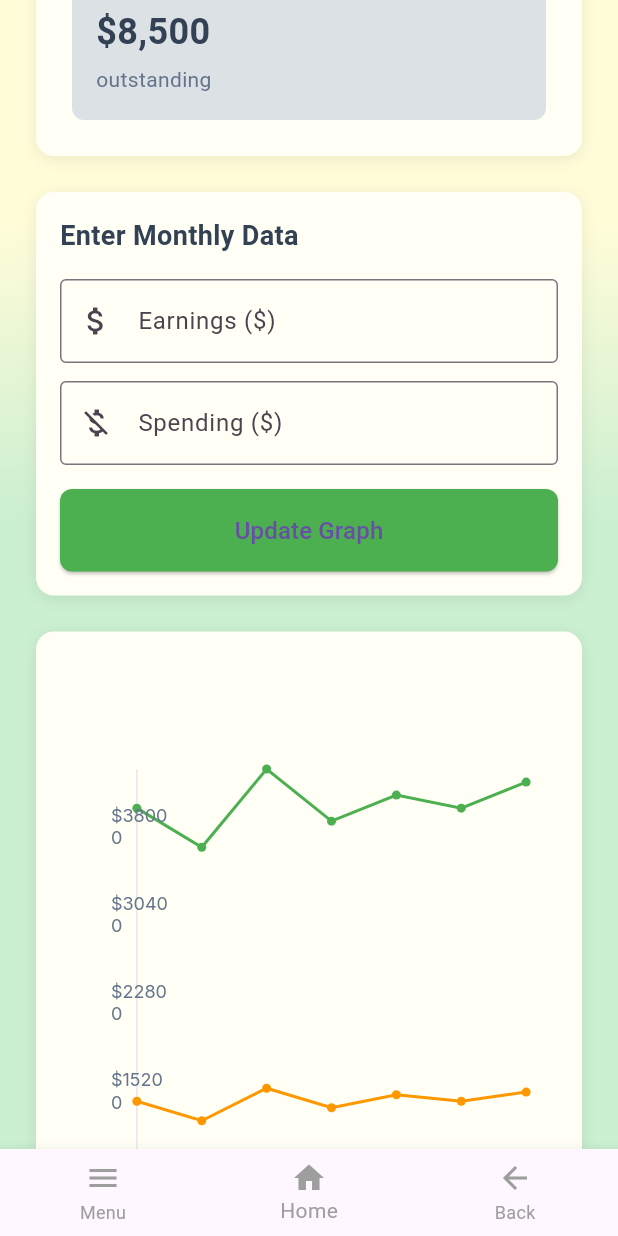
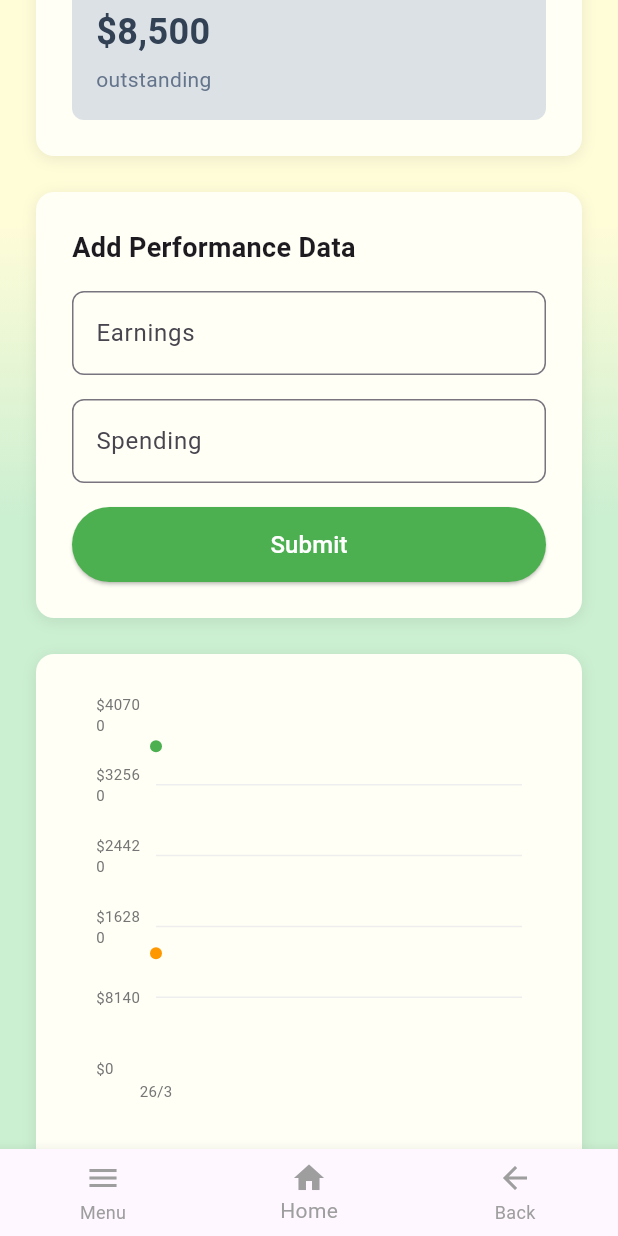
Before and after one commit to lingyuqian0301/farmplus, a Flutter app: the FarmPerformanceOverview screen opened by its route, scrolled down 576 dp, on a phone screen of 412 x 824 dp. Run offline on Flutter 3.47's test engine with Material 3 defaults, Android fonts, the phone set to English and light mode, and no system bars; drawn by our look-alikes of fl_chart; our stand-ins replace flutter_svg, google_fonts, image_picker.

Commit message:
modify the line chart in dashboard

```diff
--- a/lib/screens/farmer_dashboard_screen/data_input_form.dart
+++ b/lib/screens/farmer_dashboard_screen/data_input_form.dart
@@ -1,8 +1,8 @@
 import 'package:flutter/material.dart';
 import 'package:flutter/services.dart';
 
-class DataInputForm extends StatelessWidget {
-  final Function(double earnings, double spending) onDataSubmitted;
+class DataInputForm extends StatefulWidget {
+  final Function(double, double) onDataSubmitted;
   final TextEditingController earningsController;
   final TextEditingController spendingController;
 
@@ -14,11 +14,16 @@ class DataInputForm extends StatelessWidget {
   }) : super(key: key);
 
   @override
+  State<DataInputForm> createState() => _DataInputFormState();
+}
+
+class _DataInputFormState extends State<DataInputForm> {
+  final _formKey = GlobalKey<FormState>();
+
+  @override
   Widget build(BuildContext context) {
-    return Material(  // Add this Material widget
-      color: Colors.transparent,  // Make it transparent to keep your original styling
-      child: Container(
-        padding: const EdgeInsets.all(16),
+    return Container(
+      padding: const EdgeInsets.all(24),
       decoration: BoxDecoration(
         color: const Color(0xFFFFFFF6),
         borderRadius: BorderRadius.circular(12),
@@ -30,62 +35,72 @@ class DataInputForm extends StatelessWidget {
           ),
         ],
       ),
+      child: Form(
+        key: _formKey,
         child: Column(
           crossAxisAlignment: CrossAxisAlignment.start,
           children: [
             const Text(
-              'Enter Monthly Data',
+              'Add Performance Data',
               style: TextStyle(
                 fontSize: 18,
-                fontWeight: FontWeight.w600,
-                color: Color(0xFF334155),
+                fontWeight: FontWeight.bold,
               ),
             ),
             const SizedBox(height: 16),
-            TextField(
-              controller: earningsController,
-              decoration: const InputDecoration(
-                labelText: 'Earnings (\$)',
-                border: OutlineInputBorder(),
-                prefixIcon: Icon(Icons.attach_money),
-              ),
-              keyboardType: const TextInputType.numberWithOptions(decimal: true),
-              inputFormatters: [
-                FilteringTextInputFormatter.allow(RegExp(r'^\d+\.?\d{0,2}')),
-              ],
-            ),
-            const SizedBox(height: 12),
-            TextField(
-              controller: spendingController,
-              decoration: const InputDecoration(
-                labelText: 'Spending (\$)',
-                border: OutlineInputBorder(),
-                prefixIcon: Icon(Icons.money_off),
-              ),
-              keyboardType: const TextInputType.numberWithOptions(decimal: true),
-              inputFormatters: [
-                FilteringTextInputFormatter.allow(RegExp(r'^\d+\.?\d{0,2}')),
-              ],
-            ),
-            const SizedBox(height: 16),
-            SizedBox(
-              width: double.infinity,
-              child: ElevatedButton(
-                onPressed: () {
-                  final earnings = double.tryParse(earningsController.text) ?? 0;
-                  final spending = double.tryParse(spendingController.text) ?? 0;
-                  onDataSubmitted(earnings, spending);
-                },
-                style: ElevatedButton.styleFrom(
-                  backgroundColor: const Color(0xFF4CAF50),
-                  padding: const EdgeInsets.symmetric(vertical: 16),
-                  shape: RoundedRectangleBorder(
+            TextFormField(
+              controller: widget.earningsController,
+              decoration: InputDecoration(
+                labelText: 'Earnings',
+                prefixText: '\$',
+                border: OutlineInputBorder(
                   borderRadius: BorderRadius.circular(8),
                 ),
               ),
+              keyboardType: TextInputType.number,
+              inputFormatters: [
+                FilteringTextInputFormatter.digitsOnly,
+              ],
+              validator: (value) {
+                if (value == null || value.isEmpty) {
+                  return 'Please enter earnings';
+                }
+                return null;
+              },
+            ),
+            const SizedBox(height: 16),
+            TextFormField(
+              controller: widget.spendingController,
+              decoration: InputDecoration(
+                labelText: 'Spending',
+                prefixText: '\$',
+                border: OutlineInputBorder(
+                  borderRadius: BorderRadius.circular(8),
+                ),
+              ),
+              keyboardType: TextInputType.number,
+              inputFormatters: [
+                FilteringTextInputFormatter.digitsOnly,
+              ],
+              validator: (value) {
+                if (value == null || value.isEmpty) {
+                  return 'Please enter spending';
+                }
+                return null;
+              },
+            ),
+            const SizedBox(height: 16),
+            ElevatedButton(
+              onPressed: _submitData,
+              style: ElevatedButton.styleFrom(
+                minimumSize: const Size(double.infinity, 50),
+                backgroundColor: const Color(0xFF4CAF50),
+              ),
               child: const Text(
-                  'Update Graph',
-                  style: TextStyle(fontSize: 16),
+                'Submit',
+                style: TextStyle(
+                  color: Colors.white,
+                  fontSize: 16,
                 ),
               ),
             ),
@@ -94,4 +109,17 @@ class DataInputForm extends StatelessWidget {
       ),
     );
   }
+
+  void _submitData() {
+    if (_formKey.currentState!.validate()) {
+      final earnings = double.parse(widget.earningsController.text);
+      final spending = double.parse(widget.spendingController.text);
+
+      widget.onDataSubmitted(earnings, spending);
+
+      // Clear the input fields after submission
+      widget.earningsController.clear();
+      widget.spendingController.clear();
     }
+  }
+}
--- a/lib/screens/farmer_dashboard_screen/farm_performance_overview.dart
+++ b/lib/screens/farmer_dashboard_screen/farm_performance_overview.dart
@@ -25,15 +25,19 @@ class _FarmPerformanceOverviewState extends State<FarmPerformanceOverview> {
   @override
   void initState() {
     super.initState();
-    // Initialize with some sample data
+    _initializePerformanceData();
+  }
+
+  void _initializePerformanceData() {
+    final now = DateTime.now();
     _performanceData.addAll([
-      PerformanceData(earnings: 35000, spending: 12500, date: DateTime.now().subtract(const Duration(days: 30))),
-      PerformanceData(earnings: 32000, spending: 11000, date: DateTime.now().subtract(const Duration(days: 25))),
-      PerformanceData(earnings: 38000, spending: 13500, date: DateTime.now().subtract(const Duration(days: 20))),
-      PerformanceData(earnings: 34000, spending: 12000, date: DateTime.now().subtract(const Duration(days: 15))),
-      PerformanceData(earnings: 36000, spending: 13000, date: DateTime.now().subtract(const Duration(days: 10))),
-      PerformanceData(earnings: 35000, spending: 12500, date: DateTime.now().subtract(const Duration(days: 5))),
-      PerformanceData(earnings: 37000, spending: 13200, date: DateTime.now()),
+      // PerformanceData(earnings: 35000, spending: 12500, date: now.subtract(const Duration(days: 30))),
+      // PerformanceData(earnings: 32000, spending: 11000, date: now.subtract(const Duration(days: 25))),
+      // PerformanceData(earnings: 38000, spending: 13500, date: now.subtract(const Duration(days: 20))),
+      // PerformanceData(earnings: 34000, spending: 12000, date: now.subtract(const Duration(days: 15))),
+      // PerformanceData(earnings: 36000, spending: 13000, date: now.subtract(const Duration(days: 10))),
+      // PerformanceData(earnings: 35000, spending: 12500, date: now.subtract(const Duration(days: 5))),
+      PerformanceData(earnings: 37000, spending: 13200, date: now),
     ]);
   }
 
@@ -42,12 +46,15 @@ class _FarmPerformanceOverviewState extends State<FarmPerformanceOverview> {
       _totalEarnings = earnings;
       _totalSpending = spending;
 
-      // Add new data point
+      // Add new data point with current timestamp
       _performanceData.add(PerformanceData(
         earnings: earnings,
         spending: spending,
         date: DateTime.now(),
       ));
+
+      // Sort data points by date to ensure chronological order
+      _performanceData.sort((a, b) => a.date.compareTo(b.date));
 
       // Keep only last 7 data points
       if (_performanceData.length > 7) {
@@ -59,7 +66,7 @@ class _FarmPerformanceOverviewState extends State<FarmPerformanceOverview> {
   @override
   Widget build(BuildContext context) {
     return Scaffold(
-      bottomNavigationBar: const Navbar(index: 1), // Add the Navbar here
+      bottomNavigationBar: const Navbar(index: 1),
       body: Container(
         width: double.infinity,
         decoration: const BoxDecoration(
@@ -91,17 +98,14 @@ class _FarmPerformanceOverviewState extends State<FarmPerformanceOverview> {
                     ),
                   ),
                   const SizedBox(height: 16),
-                  // Stats Container
                   _buildStatsContainer(),
                   const SizedBox(height: 24),
-                  // Data Input Form
                   DataInputForm(
                     onDataSubmitted: _onDataSubmitted,
                     earningsController: _earningsController,
                     spendingController: _spendingController,
                   ),
                   const SizedBox(height: 24),
-                  // Graph Container
                   _buildGraphContainer(),
                 ],
               ),
@@ -114,7 +118,7 @@ class _FarmPerformanceOverviewState extends State<FarmPerformanceOverview> {
 
   Widget _buildStatsContainer() {
     return Container(
-      width: double.infinity, // Make full width
+      width: double.infinity,
       padding: const EdgeInsets.all(24),
       decoration: BoxDecoration(
         gradient: const LinearGradient(
@@ -185,12 +189,15 @@ class _FarmPerformanceOverviewState extends State<FarmPerformanceOverview> {
   }
 
   void _navigateToYieldDetails() {}
+
   void _navigateToSpendingDetails() {
     Navigator.push(context, MaterialPageRoute(builder: (context) => const TotalSpendingScreen()));
   }
+
   void _navigateToEarningsDetails() {
     Navigator.push(context, MaterialPageRoute(builder: (context) => const TotalEarningScreen()));
   }
+
   void _navigateToLoansDetails() {}
 
   @override
--- a/lib/screens/farmer_dashboard_screen/performance_graph.dart
+++ b/lib/screens/farmer_dashboard_screen/performance_graph.dart
@@ -1,7 +1,7 @@
 import 'package:flutter/material.dart';
-import 'dart:ui' as ui;
+import 'package:fl_chart/fl_chart.dart';
+import 'performance_data.dart';
 import 'dart:math' as math;
-import 'performance_data.dart';
 
 class PerformanceGraph extends StatelessWidget {
   final List<PerformanceData> data;
@@ -13,152 +13,193 @@ class PerformanceGraph extends StatelessWidget {
 
   @override
   Widget build(BuildContext context) {
-    return Container(
+    return Column(
+      crossAxisAlignment: CrossAxisAlignment.start,
+      children: [
+        Container(
           width: double.infinity,
-      height: 388,
+          height: 300,
+          padding: const EdgeInsets.all(16),
           decoration: BoxDecoration(
             color: const Color(0xFFFFFFF6),
             borderRadius: BorderRadius.circular(12),
           ),
-      child: CustomPaint(
-        painter: GraphPainter(data: data),
-        size: const Size(346, 388),
+          child: LineChart(
+            LineChartData(
+              gridData: FlGridData(
+                show: true,
+                drawVerticalLine: true,
+                horizontalInterval: _getYInterval(),
+                getDrawingHorizontalLine: (value) => FlLine(
+                  color: Colors.grey.shade200,
+                  strokeWidth: 1,
+                ),
+              ),
+              titlesData: FlTitlesData(
+                show: true,
+                leftTitles: AxisTitles(
+                  sideTitles: SideTitles(
+                    showTitles: true,
+                    interval: _getYInterval(),
+                    getTitlesWidget: (value, meta) => Padding(
+                      padding: const EdgeInsets.only(right: 8.0),
+                      child: Text(
+                        '\$${value.toInt()}',
+                        style: TextStyle(
+                          color: Colors.grey.shade600,
+                          fontSize: 10,
+                        ),
+                      ),
+                    ),
+                    reservedSize: 40,
+                  ),
+                ),
+                bottomTitles: AxisTitles(
+                  sideTitles: SideTitles(
+                    showTitles: true,
+                    interval: 1,
+                    getTitlesWidget: (value, meta) {
+                      final index = value.toInt();
+                      if (index >= 0 && index < data.length) {
+                        return Padding(
+                          padding: const EdgeInsets.only(top: 8.0),
+                          child: Text(
+                            '${data[index].date.day}/${data[index].date.month}',
+                            style: TextStyle(
+                              color: Colors.grey.shade600,
+                              fontSize: 10,
+                            ),
                           ),
                         );
                       }
+                      return const SizedBox();
+                    },
+                    reservedSize: 32,
+                  ),
+                ),
+                rightTitles: AxisTitles(sideTitles: SideTitles(showTitles: false)),
+                topTitles: AxisTitles(sideTitles: SideTitles(showTitles: false)),
+              ),
+              borderData: FlBorderData(show: false),
+              minX: 0,
+              maxX: (data.length - 1).toDouble(),
+              minY: 0,
+              maxY: _getMaxY(),
+              lineBarsData: [
+                _earningsLineData(),
+                _spendingLineData(),
+              ],
+              lineTouchData: LineTouchData(
+                enabled: true,
+                touchTooltipData: LineTouchTooltipData(
+                  tooltipPadding: const EdgeInsets.all(8),
+                  tooltipMargin: 8,
+                  getTooltipItems: (touchedSpots) {
+                    return touchedSpots.map((LineBarSpot spot) {
+                      final date = data[spot.x.toInt()].date;
+                      final isEarnings = spot.barIndex == 0;
+
+                      return LineTooltipItem(
+                        '${date.day}/${date.month}/${date.year}\n',
+                        const TextStyle(color: Colors.black),
+                        children: [
+                          TextSpan(
+                            text: isEarnings
+                                ? 'Earnings: \$${spot.y.toInt()}'
+                                : 'Spending: \$${spot.y.toInt()}',
+                            style: TextStyle(
+                              color: isEarnings ? _earningsColor() : _spendingColor(),
+                            ),
+                          ),
+                        ],
+                      );
+                    }).toList();
+                  },
+                ),
+              ),
+            ),
+          ),
+        ),
+        const SizedBox(height: 8),
+        // Legend
+        Row(
+          mainAxisAlignment: MainAxisAlignment.center,
+          children: [
+            _buildLegendItem('Earnings', _earningsColor()),
+            const SizedBox(width: 16),
+            _buildLegendItem('Spending', _spendingColor()),
+          ],
+        ),
+      ],
+    );
   }
 
-class GraphPainter extends CustomPainter {
-  final List<PerformanceData> data;
-
-  GraphPainter({required this.data});
-
-  @override
-  void paint(Canvas canvas, Size size) {
-    final paint = Paint()
-      ..color = const Color(0xFFE5E7EB)
-      ..strokeWidth = 1
-      ..style = PaintingStyle.stroke;
-
-    // Draw vertical axis
-    canvas.drawLine(
-      const Offset(43.25, 397.7),
-      const Offset(43.25, 67.9),
-      paint,
+  Widget _buildLegendItem(String label, Color color) {
+    return Row(
+      children: [
+        Container(
+          width: 12,
+          height: 12,
+          decoration: BoxDecoration(
+            color: color,
+            shape: BoxShape.circle,
+          ),
+        ),
+        const SizedBox(width: 4),
+        Text(
+          label,
+          style: TextStyle(
+            color: Colors.grey.shade700,
+            fontSize: 12,
+          ),
+        ),
+      ],
     );
-
-    // If no data, stop here
-    if (data.isEmpty) return;
-
-    // Calculate points for earnings and spending
-    final earningsPoints = _calculatePoints(data, true);
-    final spendingPoints = _calculatePoints(data, false);
-
-    // Draw earnings line (green)
-    _drawLine(canvas, earningsPoints, const Color(0xFF4CAF50));
-
-    // Draw spending line (orange)
-    _drawLine(canvas, spendingPoints, const Color(0xFFFF9800));
-
-    // Draw points
-    _drawPoints(canvas, earningsPoints, const Color(0xFF4CAF50));
-    _drawPoints(canvas, spendingPoints, const Color(0xFFFF9800));
-
-    // Draw Y-axis labels
-    _drawYAxisLabels(canvas);
   }
 
-  List<Offset> _calculatePoints(List<PerformanceData> data, bool isEarnings) {
-    final points = <Offset>[];
+  LineChartBarData _earningsLineData() {
+    return LineChartBarData(
+      spots: data.asMap().entries.map((entry) {
+        return FlSpot(entry.key.toDouble(), entry.value.earnings);
+      }).toList(),
+      isCurved: true,
+      curveSmoothness: 0.3,
+      color: _earningsColor(),
+      barWidth: 3,
+      isStrokeCapRound: true,
+      dotData: FlDotData(show: true),
+      belowBarData: BarAreaData(show: false),
+    );
+  }
 
-    // Find the maximum of all earnings/spending to scale the graph
+  LineChartBarData _spendingLineData() {
+    return LineChartBarData(
+      spots: data.asMap().entries.map((entry) {
+        return FlSpot(entry.key.toDouble(), entry.value.spending);
+      }).toList(),
+      isCurved: true,
+      curveSmoothness: 0.3,
+      color: _spendingColor(),
+      barWidth: 3,
+      isStrokeCapRound: true,
+      dotData: FlDotData(show: true),
+      belowBarData: BarAreaData(show: false),
+    );
+  }
+
+  Color _earningsColor() => const Color(0xFF4CAF50);
+  Color _spendingColor() => const Color(0xFFFF9800);
+
+  double _getMaxY() {
+    if (data.isEmpty) return 100;
     final maxValue = data.fold<double>(0, (prev, curr) =>
         math.max(prev, math.max(curr.earnings, curr.spending)));
-
-    // Horizontal spacing
-    final xStep = 259.5 / (data.length - 1);
-    // Vertical scale
-    final yScale = 330 / maxValue;
-
-    for (var i = 0; i < data.length; i++) {
-      final x = 43.25 + (i * xStep);
-      final y = 397.7 -
-          ((isEarnings ? data[i].earnings : data[i].spending) * yScale);
-      points.add(Offset(x, y));
+    return maxValue * 1.1;
   }
 
-    return points;
-  }
-
-  void _drawLine(Canvas canvas, List<Offset> points, Color color) {
-    final linePaint = Paint()
-      ..color = color
-      ..strokeWidth = 2
-      ..style = PaintingStyle.stroke;
-
-    final path = Path();
-    if (points.isNotEmpty) {
-      path.moveTo(points.first.dx, points.first.dy);
-      for (var i = 1; i < points.length; i++) {
-        path.lineTo(points[i].dx, points[i].dy);
+  double _getYInterval() {
+    final maxY = _getMaxY();
+    if (maxY <= 0) return 1;
+    return (maxY / 5).ceilToDouble();
   }
 }
-
-    canvas.drawPath(path, linePaint);
-  }
-
-  void _drawPoints(Canvas canvas, List<Offset> points, Color color) {
-    final pointPaint = Paint()
-      ..color = color
-      ..style = PaintingStyle.fill;
-
-    for (var point in points) {
-      canvas.drawCircle(point, 3, pointPaint);
-    }
-  }
-
-  void _drawYAxisLabels(Canvas canvas) {
-    // Find the maximum of all earnings/spending to decide the label range
-    final maxValue = data.fold<double>(0, (prev, curr) =>
-        math.max(prev, math.max(curr.earnings, curr.spending)));
-
-    // We'll create 5 segments, so 6 labels from 0 to maxValue
-    final labelStep = maxValue / 5;
-    for (var i = 0; i <= 5; i++) {
-      final value = (labelStep * i).toStringAsFixed(0);
-      drawYAxisLabel(
-        canvas,
-        '\$$value',
-        Offset(25.95, 384.723 - (i * 58.8)),
-      );
-    }
-  }
-
-  /// Draws a Y-axis label at [offset].
-  /// Hardcodes the fontSize, fontFamily, and color.
-  void drawYAxisLabel(Canvas canvas, String text, Offset offset) {
-    const double fontSize = 12;
-    const String fontFamily = 'Inter';
-    const Color color = Color(0xFF64748B);
-
-    // Build a paragraph with the specified style
-    final paragraphBuilder = ui.ParagraphBuilder(
-      ui.ParagraphStyle(
-        fontSize: fontSize,
-        fontFamily: fontFamily,
-      ),
-    )
-      // Apply color or other properties
-      ..pushStyle(ui.TextStyle(color: color))
-      ..addText(text);
-
-    final paragraph = paragraphBuilder.build()
-      ..layout(const ui.ParagraphConstraints(width: 40));
-
-    // Draw the text paragraph at the desired offset
-    canvas.drawParagraph(paragraph, offset);
-  }
-
-  @override
-  bool shouldRepaint(CustomPainter oldDelegate) => true;
-}
--- a/pubspec.yaml
+++ b/pubspec.yaml
@@ -41,6 +41,7 @@ dependencies:
   win32: ^5.10.1
   flutter_svg: ^2.0.9
   image_picker: ^1.1.2
+  fl_chart: ^0.67.0
 
 dev_dependencies:
   flutter_test:
```
Also changed, not shown: lib/screens/farmer_dashboard_screen/performance_data.dart (+0 -7 lines), pubspec.lock. Lines whose indentation alone changed are shown as unchanged.
